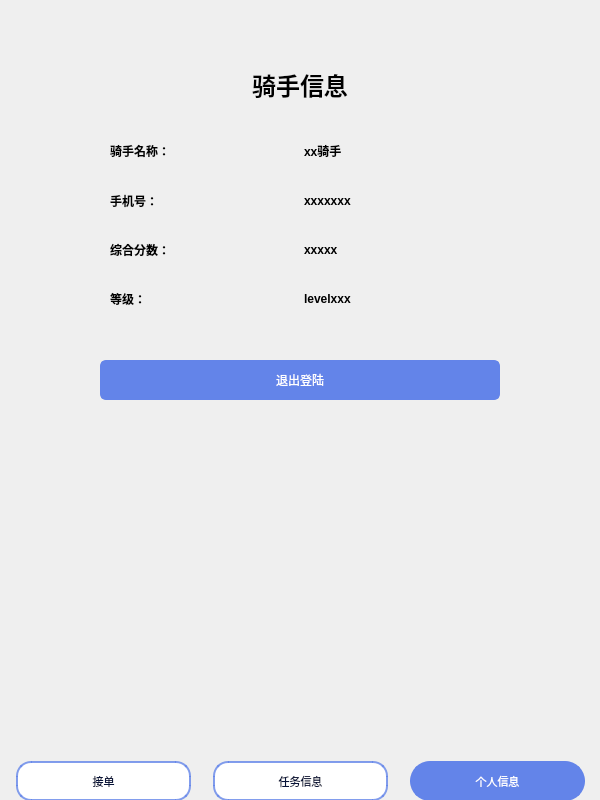
chichuxwx/Food-delivery-platform, file rider/rider_inform.ui: the form before one commit.
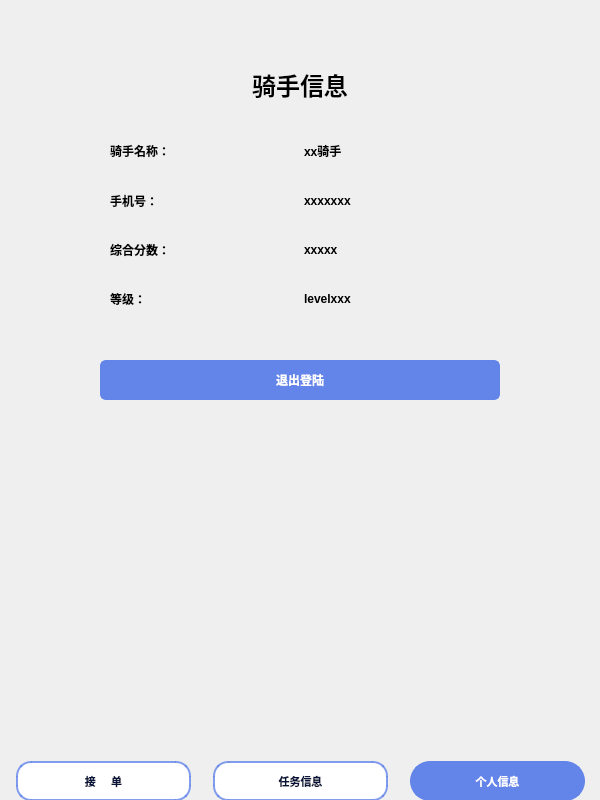
The form after the commit. Icons and pictures are not drawn.

```diff
--- a/rider/rider_inform.ui
+++ b/rider/rider_inform.ui
@@ -205,6 +205,12 @@
      <height>40</height>
     </size>
    </property>
+   <property name="font">
+    <font>
+     <pointsize>-1</pointsize>
+     <bold>true</bold>
+    </font>
+   </property>
    <property name="styleSheet">
     <string notr="true">QPushButton {
     background-color: #6384e9; /* 默认背景色，蓝色 */
@@ -254,6 +260,12 @@
         <height>40</height>
        </size>
       </property>
+      <property name="font">
+       <font>
+        <pointsize>-1</pointsize>
+        <bold>true</bold>
+       </font>
+      </property>
       <property name="styleSheet">
        <string notr="true">QPushButton {
     background-color: #ffffff; /* 默认背景色，白色 */
@@ -276,7 +288,7 @@
 </string>
       </property>
       <property name="text">
-       <string>接单</string>
+       <string>接     单</string>
       </property>
      </widget>
     </item>
@@ -294,6 +306,12 @@
         <height>40</height>
        </size>
       </property>
+      <property name="font">
+       <font>
+        <pointsize>-1</pointsize>
+        <bold>true</bold>
+       </font>
+      </property>
       <property name="styleSheet">
        <string notr="true">QPushButton {
     background-color: #ffffff; /* 默认背景色，白色 */
@@ -334,6 +352,12 @@
         <height>40</height>
        </size>
       </property>
+      <property name="font">
+       <font>
+        <pointsize>-1</pointsize>
+        <bold>true</bold>
+       </font>
+      </property>
       <property name="styleSheet">
        <string notr="true">QPushButton {
     background-color: #6384e9; /* 默认背景色，蓝色 */
```
Left out of the diff: 12 changed lines with no effect on the pictures.
